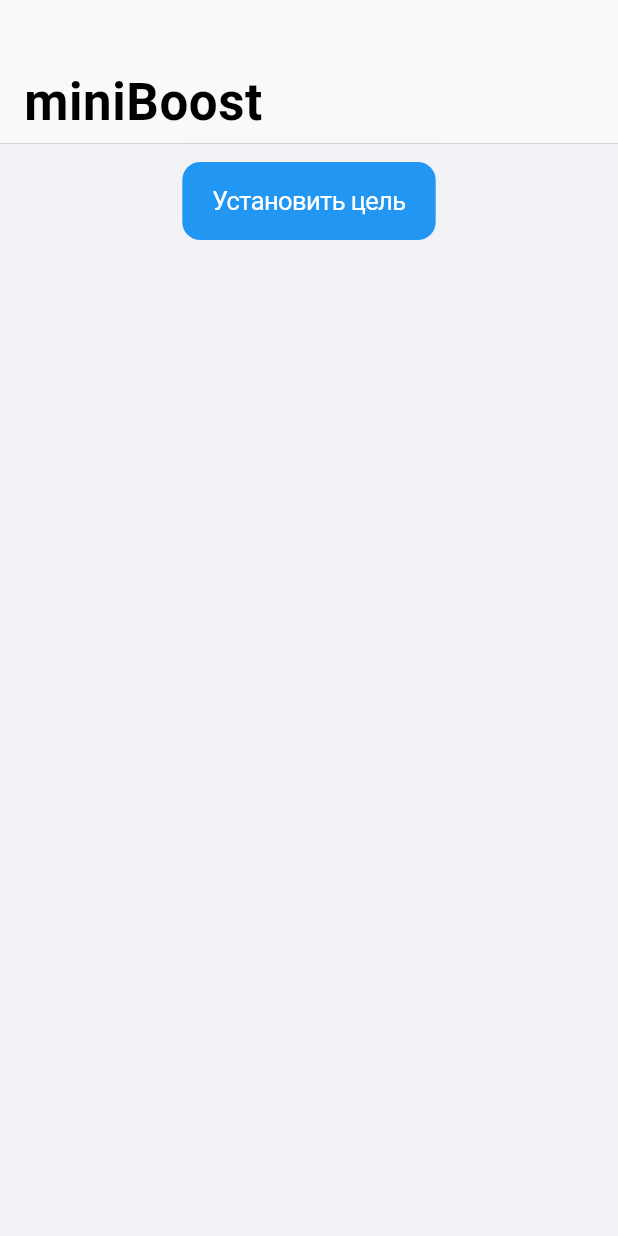
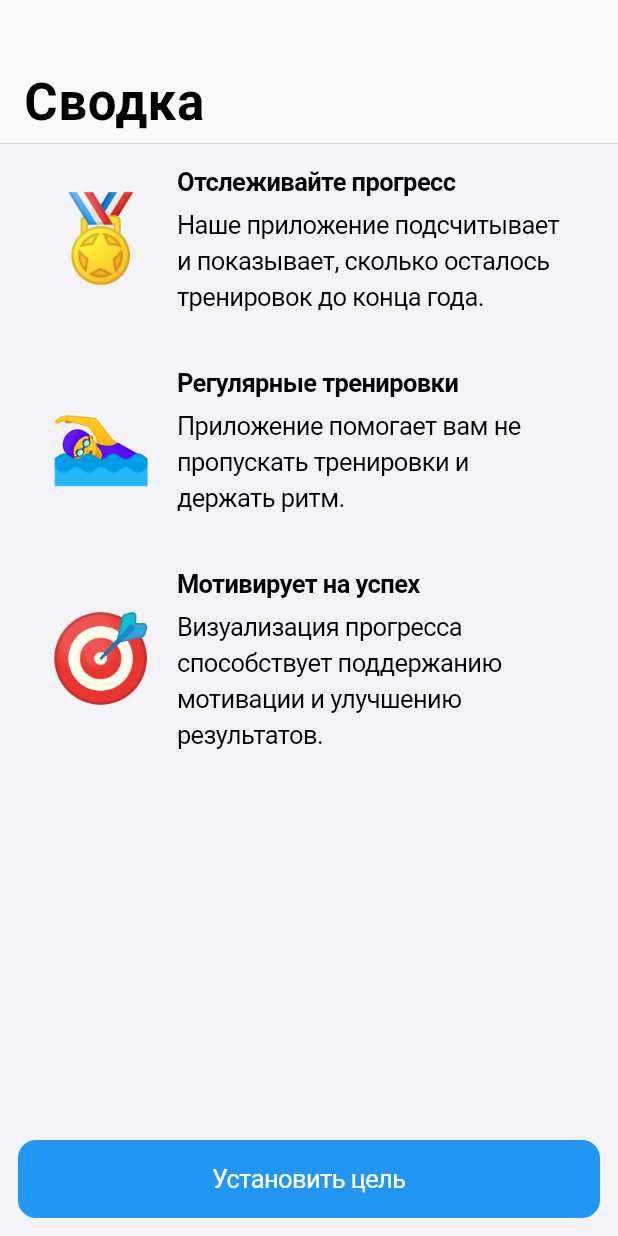
Before and after one commit to Vorkytaka/mini_projects, a Flutter app: the screen it shows after launch, on a phone screen of 412 x 824 dp. Run offline on Flutter 3.47's test engine with Material 3 defaults, Android fonts, the phone set to English and light mode, and no system bars; our stand-ins replace cloud_firestore, firebase_auth, firebase_core, flutter_bloc, flutter_svg, geolocator and 4 more; missing offline and left inert: pull_down_button, slivers; accounts and stored records are empty.

Commit message:
miniBoots: Rework some UI

```diff
--- a/apps/mini_boost/lib/main.dart
+++ b/apps/mini_boost/lib/main.dart
@@ -1,7 +1,6 @@
 import 'package:flutter/cupertino.dart';
 import 'package:flutter/material.dart';
 import 'package:flutter/services.dart';
-import 'package:home_widget/home_widget.dart';
 import 'package:mini_design/base.dart';
 import 'package:mini_design/components.dart';
 import 'package:rxdart/rxdart.dart';
@@ -70,10 +69,11 @@ class MainScreen extends StatelessWidget {
   Widget build(BuildContext context) {
     return const RevertBackgroundTheme(
       child: Scaffold(
+        resizeToAvoidBottomInset: false,
         body: CustomScrollView(
           slivers: [
             CupertinoSliverNavigationBar(
-              largeTitle: Text('miniBoost'),
+              largeTitle: Text('Сводка'),
             ),
             SliverFillRemaining(
               hasScrollBody: false,
@@ -94,9 +94,7 @@ class Body extends StatelessWidget {
     final goalPref = SharedPreferencesWidget.goal(context);
     final howManyPref = SharedPreferencesWidget.howManyLeft(context);
 
-    return Column(
-      children: [
-        StreamBuilder(
+    return StreamBuilder(
       stream: CombineLatestStream.combine2(
         goalPref,
         howManyPref,
@@ -112,26 +110,7 @@ class Body extends StatelessWidget {
         final howMany = data.$2;
 
         if (goal == 0) {
-              return Padding(
-                padding: const EdgeInsets.all(12),
-                child: CupertinoButton.filled(
-                  child: const Text('Установить цель'),
-                  onPressed: () {
-                    final goalPref = SharedPreferencesWidget.goal(context);
-                    final howManyLeftPref =
-                        SharedPreferencesWidget.howManyLeft(context);
-
-                    showSelectGoalDialog(context: context).then(
-                      (goal) {
-                        if (goal != null) {
-                          goalPref.setValue(goal);
-                          howManyLeftPref.setValue(goal);
-                        }
-                      },
-                    );
-                  },
-                ),
-              );
+          return const SetGoalBody();
         }
 
         return Padding(
@@ -139,39 +118,58 @@ class Body extends StatelessWidget {
             top: 12,
           ),
           child: MiniGroup(
+            footer: const Text(
+                'Регулярные тренировки в спортзале укрепляют тело, повышают выносливость, улучшают обмен веществ и снижают стресс. Это инвестиция в ваше будущее здоровье.'),
             child: Column(
               mainAxisSize: MainAxisSize.min,
               mainAxisAlignment: MainAxisAlignment.start,
               crossAxisAlignment: CrossAxisAlignment.stretch,
               children: [
-                    MiniListTile(
-                      leading: Stack(
+                Padding(
+                  padding: const EdgeInsets.all(8.0),
+                  child: Center(
+                    child: Stack(
                       alignment: Alignment.center,
                       children: [
-                          CircularProgressIndicator(
-                            value: howMany / goal,
+                        SizedBox.square(
+                          dimension: 240,
+                          child: CircularProgressIndicator(
+                            value: 1 - howMany / goal,
                             strokeCap: StrokeCap.round,
-                            backgroundColor: Colors.red,
-                            strokeWidth: 6,
+                            color: theme.colorScheme.primary,
+                            backgroundColor:
+                                theme.colorScheme.primary.withOpacity(0.2),
+                            strokeWidth: 24,
+                            strokeAlign: -1,
                           ),
-                          Icon(
-                            Icons.fitness_center_rounded,
-                            color: theme.colorScheme.primary,
-                          )
-                        ],
                         ),
-                      title: Text.rich(
+                        Text.rich(
                           TextSpan(
                             children: [
-                            const TextSpan(text: 'Осталось '),
+                              const TextSpan(text: 'Осталось\n'),
                               TextSpan(
                                 text: '$howMany',
-                              style: theme.textTheme.title,
+                                style: theme.textTheme.headline?.copyWith(
+                                  color: theme.colorScheme.primary,
+                                  fontWeight: FontWeight.bold,
                                 ),
-                            TextSpan(text: ' из $goal'),
+                              ),
+                              const TextSpan(text: '  из '),
+                              TextSpan(
+                                text: '$goal',
+                                style: theme.textTheme.title?.copyWith(
+                                  color: theme.colorScheme.primary,
+                                  fontWeight: FontWeight.bold,
+                                ),
+                              ),
+                              const TextSpan(text: '\nтренировок'),
                             ],
                           ),
                           style: theme.textTheme.body,
+                          textAlign: TextAlign.center,
+                        ),
+                      ],
+                    ),
                   ),
                 ),
                 Padding(
@@ -196,6 +194,119 @@ class Body extends StatelessWidget {
           ),
         );
       },
+    );
+  }
+}
+
+class SetGoalBody extends StatelessWidget {
+  const SetGoalBody({super.key});
+
+  @override
+  Widget build(BuildContext context) {
+    return SafeArea(
+      child: Padding(
+        padding: const EdgeInsets.all(12),
+        child: Column(
+          mainAxisSize: MainAxisSize.max,
+          mainAxisAlignment: MainAxisAlignment.center,
+          crossAxisAlignment: CrossAxisAlignment.stretch,
+          children: [
+            const Expanded(
+              child: Padding(
+                padding: EdgeInsets.symmetric(
+                  horizontal: 20,
+                ),
+                child: Column(
+                  children: [
+                    HintItem(
+                      icon: Text('🏅'),
+                      title: Text('Отслеживайте прогресс'),
+                      description: Text(
+                          'Наше приложение подсчитывает и показывает, сколько осталось тренировок до конца года.'),
+                    ),
+                    SizedBox(height: 32),
+                    HintItem(
+                      icon: Text('🏊‍♀️'),
+                      title: Text('Регулярные тренировки'),
+                      description: Text(
+                          'Приложение помогает вам не пропускать тренировки и держать ритм.'),
+                    ),
+                    SizedBox(height: 32),
+                    HintItem(
+                      icon: Text('🎯'),
+                      title: Text('Мотивирует на успех'),
+                      description: Text(
+                          'Визуализация прогресса способствует поддержанию мотивации и улучшению результатов.'),
+                    ),
+                  ],
+                ),
+              ),
+            ),
+            CupertinoButton.filled(
+              child: const Text('Установить цель'),
+              onPressed: () {
+                final goalPref = SharedPreferencesWidget.goal(context);
+                final howManyLeftPref =
+                    SharedPreferencesWidget.howManyLeft(context);
+
+                showSelectGoalDialog(context: context).then(
+                  (goal) {
+                    if (goal != null) {
+                      goalPref.setValue(goal);
+                      howManyLeftPref.setValue(goal);
+                    }
+                  },
+                );
+              },
+            ),
+          ],
+        ),
+      ),
+    );
+  }
+}
+
+class HintItem extends StatelessWidget {
+  final Widget icon;
+  final Widget title;
+  final Widget description;
+
+  const HintItem({
+    required this.icon,
+    required this.title,
+    required this.description,
+    super.key,
+  });
+
+  @override
+  Widget build(BuildContext context) {
+    final theme = Theme.of(context);
+
+    return Row(
+      children: [
+        DefaultTextStyle.merge(
+          style: const TextStyle(fontSize: 56),
+          child: icon,
+        ),
+        const SizedBox(width: 16),
+        Expanded(
+          child: Column(
+            mainAxisSize: MainAxisSize.min,
+            mainAxisAlignment: MainAxisAlignment.start,
+            crossAxisAlignment: CrossAxisAlignment.start,
+            children: [
+              DefaultTextStyle.merge(
+                style:
+                    theme.textTheme.body?.copyWith(fontWeight: FontWeight.bold),
+                child: title,
+              ),
+              const SizedBox(height: 4),
+              DefaultTextStyle.merge(
+                style: theme.textTheme.body?.copyWith(height: 1.4),
+                child: description,
+              ),
+            ],
+          ),
         ),
       ],
     );
@@ -236,11 +347,12 @@ class _SelectGoalDialogState extends State<SelectGoalDialog> {
             autofocus: true,
             onChanged: (str) {
               final goal = int.tryParse(str);
-              if (goal != null) {
-                setState(() {
+              if (goal != null && goal > 0) {
                 _goal = goal;
-                });
+              } else {
+                _goal = null;
               }
+              setState(() {});
             },
           ),
         ],
--- a/packages/mini_design/lib/src/components/mini_group.dart
+++ b/packages/mini_design/lib/src/components/mini_group.dart
@@ -41,10 +41,12 @@ class MiniGroupDivider extends StatelessWidget {
 class MiniGroup extends StatelessWidget {
   final Widget? header;
   final Widget child;
+  final Widget? footer;
 
   const MiniGroup({
     required this.child,
     this.header,
+    this.footer,
     super.key,
   });
 
@@ -64,6 +66,7 @@ class MiniGroup extends StatelessWidget {
           clipBehavior: Clip.hardEdge,
           child: child,
         ),
+        if (footer != null) MiniGroupFooter(footer: footer!),
       ],
     );
   }
@@ -131,3 +134,28 @@ class MiniGroupHeader extends StatelessWidget {
     );
   }
 }
+
+class MiniGroupFooter extends StatelessWidget {
+  final Widget footer;
+
+  const MiniGroupFooter({
+    required this.footer,
+    super.key,
+  });
+
+  @override
+  Widget build(BuildContext context) {
+    final theme = Theme.of(context);
+
+    final footerTextStyle = theme.textTheme.label?.copyWith(
+      letterSpacing: 0,
+    );
+    return Padding(
+      padding: const EdgeInsetsDirectional.fromSTEB(16, 5, 16, 0),
+      child: DefaultTextStyle.merge(
+        style: footerTextStyle,
+        child: footer,
+      ),
+    );
+  }
+}
```
Lines whose indentation alone changed are shown as unchanged.
